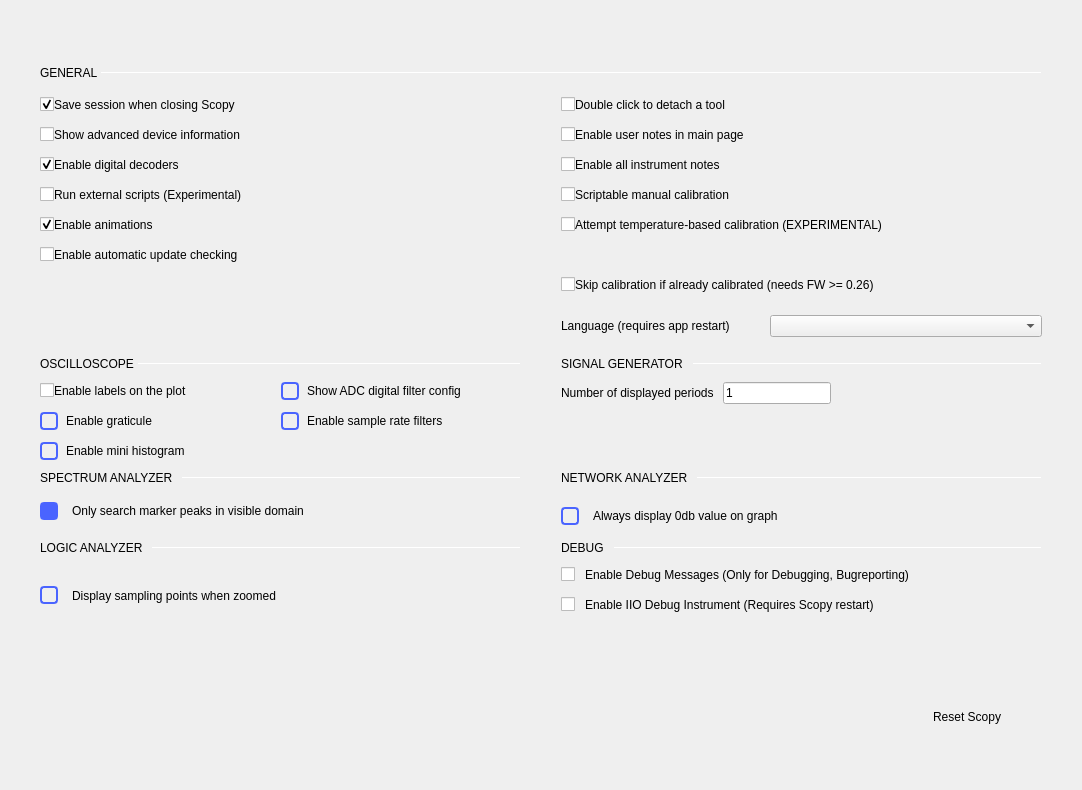
Qt form ui/preferences.ui (analogdevicesinc/scopy) before a commit.
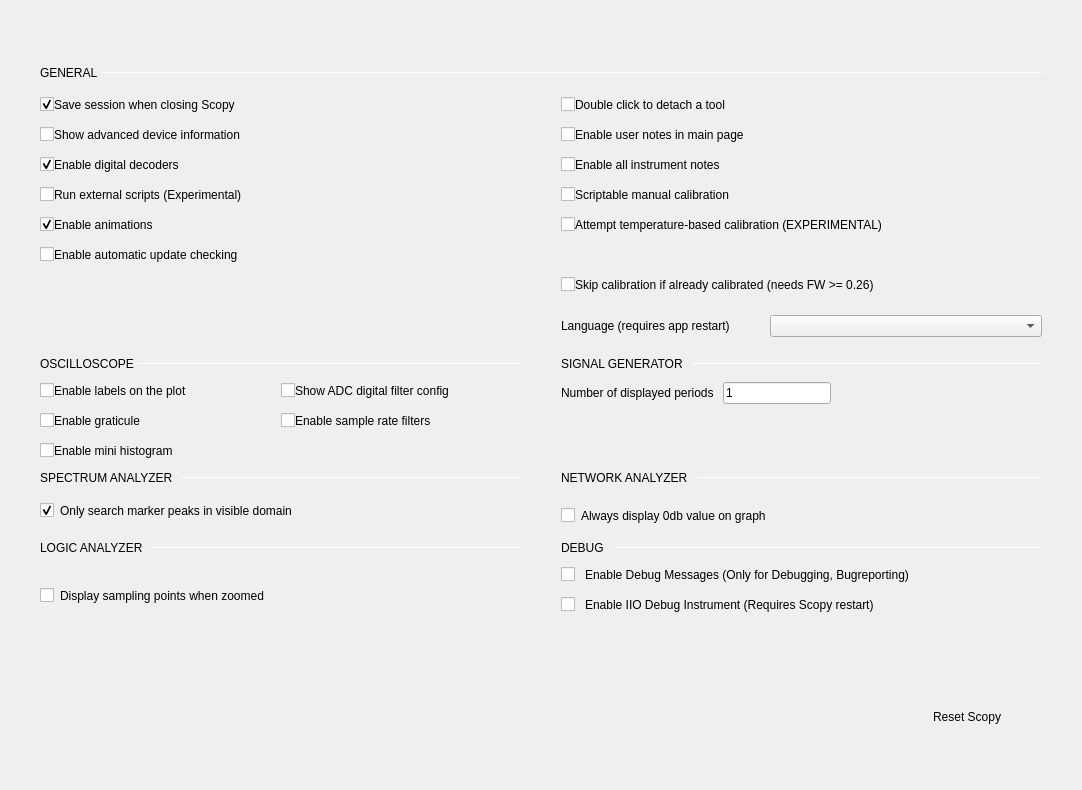
The same form after that commit. Custom widgets are drawn as their Qt base class.

Diff of the .ui file:
```diff
--- a/ui/preferences.ui
+++ b/ui/preferences.ui
@@ -351,23 +351,6 @@
                <layout class="QHBoxLayout" name="horizontalLayout_13">
                 <item>
                  <widget class="QCheckBox" name="oscGraticuleCheckBox">
-                  <property name="styleSheet">
-                   <string notr="true">QCheckBox {
-  spacing: 8px;
-  background-color: transparent;
-  font-size: 14px;
-  font-weight: bold;
-}
-
-QCheckBox::indicator {
-  width: 14px;
-  height: 14px;
-  border: 2px solid rgb(74,100,255);
-  border-radius: 4px;
-}
-QCheckBox::indicator:unchecked { background-color: transparent; }
-QCheckBox::indicator:checked { background-color: rgb(74,100,255); }</string>
-                  </property>
                   <property name="text">
                    <string/>
                   </property>
@@ -398,25 +381,7 @@
               <item row="2" column="1">
                <layout class="QHBoxLayout" name="horizontalLayout_17">
                 <item>
-                 <widget class="QCheckBox" name="oscFilteringCheckBox">
-                  <property name="styleSheet">
-                   <string notr="true">QCheckBox {
-  spacing: 8px;
-  background-color: transparent;
-  font-size: 14px;
-  font-weight: bold;
-}
-
-QCheckBox::indicator {
-  width: 14px;
-  height: 14px;
-  border: 2px solid rgb(74,100,255);
-  border-radius: 4px;
-}
-QCheckBox::indicator:unchecked { background-color: transparent; }
-QCheckBox::indicator:checked { background-color: rgb(74,100,255); }</string>
-                  </property>
-                 </widget>
+                 <widget class="QCheckBox" name="oscFilteringCheckBox"/>
                 </item>
                 <item>
                  <widget class="QLabel" name="label_17">
@@ -444,23 +409,6 @@
                <layout class="QHBoxLayout" name="horizontalLayout_19">
                 <item>
                  <widget class="QCheckBox" name="histCheckBox">
-                  <property name="styleSheet">
-                   <string notr="true">QCheckBox {
-  spacing: 8px;
-  background-color: transparent;
-  font-size: 14px;
-  font-weight: bold;
-}
-
-QCheckBox::indicator {
-  width: 14px;
-  height: 14px;
-  border: 2px solid rgb(74,100,255);
-  border-radius: 4px;
-}
-QCheckBox::indicator:unchecked { background-color: transparent; }
-QCheckBox::indicator:checked { background-color: rgb(74,100,255); }</string>
-                  </property>
                   <property name="text">
                    <string/>
                   </property>
@@ -504,25 +452,7 @@
               <item row="1" column="1">
                <layout class="QHBoxLayout" name="horizontalLayout_20">
                 <item>
-                 <widget class="QCheckBox" name="oscADCFiltersCheckBox">
-                  <property name="styleSheet">
-                   <string notr="true">QCheckBox {
-  spacing: 8px;
-  background-color: transparent;
-  font-size: 14px;
-  font-weight: bold;
-}
-
-QCheckBox::indicator {
-  width: 14px;
-  height: 14px;
-  border: 2px solid rgb(74,100,255);
-  border-radius: 4px;
-}
-QCheckBox::indicator:unchecked { background-color: transparent; }
-QCheckBox::indicator:checked { background-color: rgb(74,100,255); }</string>
-                  </property>
-                 </widget>
+                 <widget class="QCheckBox" name="oscADCFiltersCheckBox"/>
                 </item>
                 <item>
                  <widget class="QLabel" name="label_20">
@@ -899,23 +829,6 @@
               <layout class="QHBoxLayout" name="horizontalLayout_6">
                <item>
                 <widget class="QCheckBox" name="spectrumVisiblePeakSearch">
-                 <property name="styleSheet">
-                  <string notr="true">QCheckBox {
-  spacing: 8px;
-  background-color: transparent;
-  font-size: 14px;
-  font-weight: bold;
-}
-
-QCheckBox::indicator {
-  width: 14px;
-  height: 14px;
-  border: 2px solid rgb(74,100,255);
-  border-radius: 4px;
-}
-QCheckBox::indicator:unchecked { background-color: transparent; }
-QCheckBox::indicator:checked { background-color: rgb(74,100,255); }</string>
-                 </property>
                  <property name="text">
                   <string/>
                  </property>
@@ -1027,23 +940,6 @@
               <layout class="QHBoxLayout" name="horizontalLayout_22">
                <item>
                 <widget class="QCheckBox" name="logicAnalyzerDisplaySamplingPoints">
-                 <property name="styleSheet">
-                  <string notr="true">QCheckBox {
-  spacing: 8px;
-  background-color: transparent;
-  font-size: 14px;
-  font-weight: bold;
-}
-
-QCheckBox::indicator {
-  width: 14px;
-  height: 14px;
-  border: 2px solid rgb(74,100,255);
-  border-radius: 4px;
-}
-QCheckBox::indicator:unchecked { background-color: transparent; }
-QCheckBox::indicator:checked { background-color: rgb(74,100,255); }</string>
-                 </property>
                  <property name="text">
                   <string/>
                  </property>
@@ -1359,23 +1255,6 @@
                     <height>16777215</height>
                    </size>
                   </property>
-                  <property name="styleSheet">
-                   <string notr="true">QCheckBox {
-  spacing: 8px;
-  background-color: transparent;
-  font-size: 14px;
-  font-weight: bold;
-}
-
-QCheckBox::indicator {
-  width: 14px;
-  height: 14px;
-  border: 2px solid rgb(74,100,255);
-  border-radius: 4px;
-}
-QCheckBox::indicator:unchecked { background-color: transparent; }
-QCheckBox::indicator:checked { background-color: rgb(74,100,255); }</string>
-                  </property>
                   <property name="text">
                    <string/>
                   </property>
```
